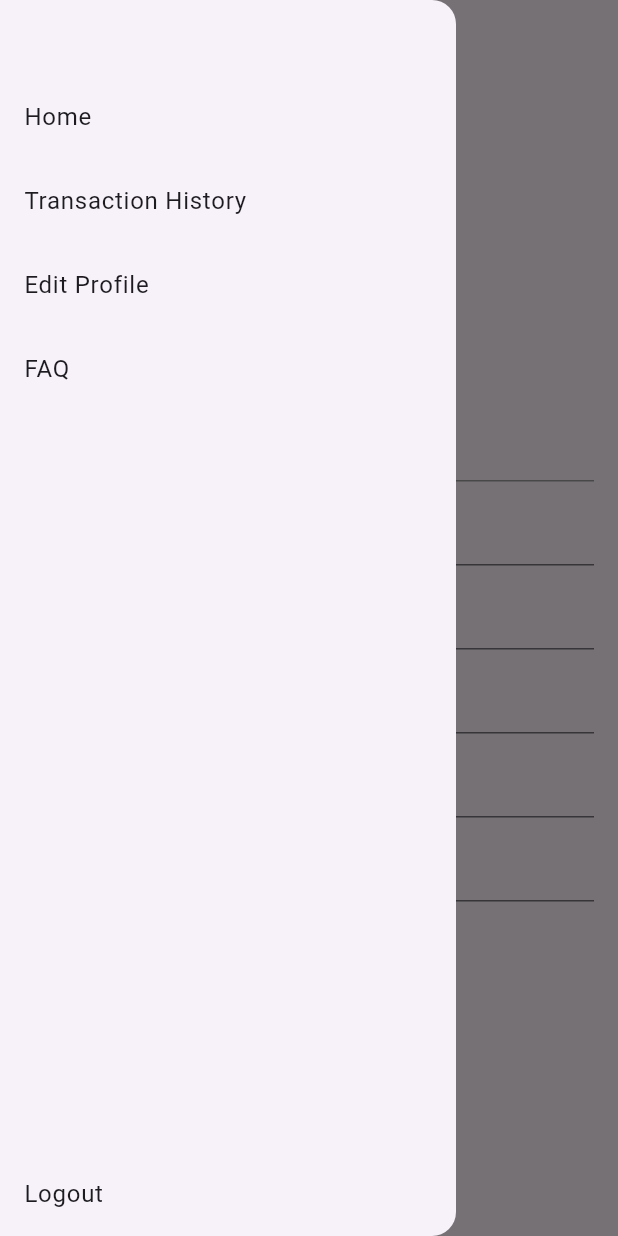
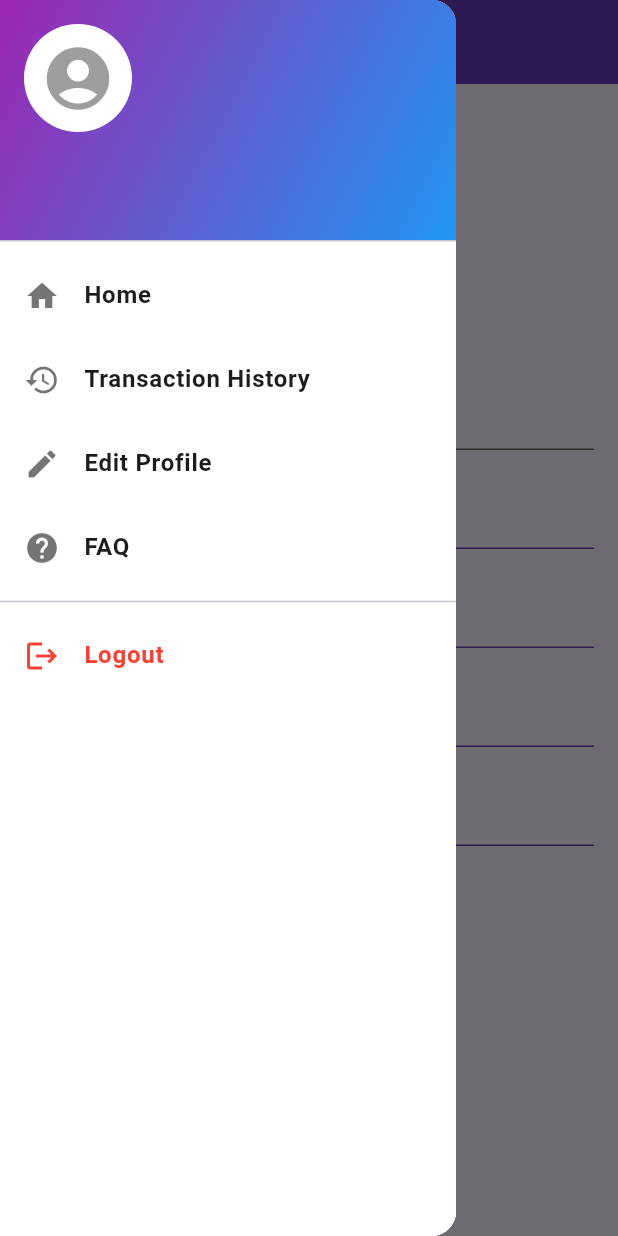
Before and after one commit to najwanstudent/Scan2PayTest, a Flutter app: the EditProfile screen opened by its route, with the side drawer open, on a phone screen of 412 x 824 dp. Run offline on Flutter 3.47's test engine with Material 3 defaults, Android fonts, the light colour scheme and no system bars; our stand-ins replace cloud_firestore, firebase_core, open_file, page_view_dot_indicator, qr_flutter; missing offline and left inert: qr_code_scanner; accounts and stored records are empty.

Commit message:
done with ui

```diff
--- a/lib/TransactionHistory.dart
+++ b/lib/TransactionHistory.dart
@@ -10,6 +10,7 @@ class TransactionHistoryScreen extends StatelessWidget {
     return Scaffold(
       appBar: AppBar(
         title: const Text('Transaction History'),
+        backgroundColor: Colors.purple[300], // Light purple app bar background
       ),
       drawer: AppDrawer(userUid: UserUidSingleton().userUid),
       body: StreamBuilder<QuerySnapshot>(
@@ -39,20 +40,26 @@ class TransactionHistoryScreen extends StatelessWidget {
               final formattedTimestamp = DateFormat('yyyy-MM-dd HH:mm').format(timestamp); // Format the timestamp
 
               return Card(
+                elevation: 4,
                 margin: EdgeInsets.symmetric(vertical: 8.0, horizontal: 16.0),
+                color: Colors.grey[200], // Light grey card background
                 child: ListTile(
                   title: Text(
                     'Transaction ID: ${transaction.id}',
-                    style: TextStyle(fontSize: 14), // Reduced font size
+                    style: TextStyle(fontSize: 14, color: Colors.purple[800]), // Purple text color
                   ),
                   subtitle: Column(
                     crossAxisAlignment: CrossAxisAlignment.start,
                     children: [
                       Text(
                         'Amount: \$$amount',
-                        style: TextStyle(fontWeight: FontWeight.bold, color: Colors.red), // Highlight amount
+                        style: TextStyle(fontWeight: FontWeight.bold, color: Colors.purple), // Purple amount color
                       ),
-                      Text('Date/Time: $formattedTimestamp'),
+                      SizedBox(height: 4),
+                      Text(
+                        'Date/Time: $formattedTimestamp',
+                        style: TextStyle(color: Colors.grey[600]), // Grey timestamp color
+                      ),
                     ],
                   ),
                 ),
--- a/lib/drawer.dart
+++ b/lib/drawer.dart
@@ -1,64 +1,106 @@
 import 'package:flutter/material.dart';
 import 'package:scan2pay/login.dart';
+import 'UserUidSingleton.dart'; // Import the UserUidSingleton class
 
 class AppDrawer extends StatelessWidget {
-  final String userUid; // Add userUid to the AppDrawer
+  final String userUid; // User UID to identify the user
 
-  const AppDrawer({Key? key, required this.userUid}) : super(key: key); // Modify constructor
+  const AppDrawer({Key? key, required this.userUid}) : super(key: key);
 
   @override
   Widget build(BuildContext context) {
+    String? userName = UserUidSingleton().userUid; // Get the username from the singleton
+
     return Drawer(
-      child: Padding(
-        padding: const EdgeInsets.only(top: 50.0), // Add padding to lower the items
-        child: Column(
-          mainAxisAlignment: MainAxisAlignment.start,
-          children: [
-            ListTile(
-              title: const Text('Home'),
-              onTap: () {
-                Navigator.pop(context); // Close the drawer
-                Navigator.pushNamedAndRemoveUntil(
-                  context,
-                  '/home-screen',
-                  (route) => false,
-                  arguments: userUid, // Pass userUid as an argument
-                );
-              },
+      child: Container(
+        color: Colors.white, // Change background color to white
+        child: ListView(
+          padding: EdgeInsets.zero,
+          children: <Widget>[
+            UserAccountsDrawerHeader(
+              accountName: Text(
+                userName ?? 'User',
+                style: TextStyle(
+                  fontWeight: FontWeight.bold,
+                  fontSize: 18.0,
+                ),
+              ),
+              accountEmail: null,
+              currentAccountPicture: CircleAvatar(
+                backgroundColor: Colors.white,
+                child: Icon(
+                  Icons.account_circle,
+                  size: 50.0,
+                  color: Colors.grey,
+                ),
+              ),
+              decoration: BoxDecoration(
+                gradient: LinearGradient(
+                  colors: [Colors.purple, Colors.blue],
+                  begin: Alignment.topLeft,
+                  end: Alignment.bottomRight,
+                ),
+              ),
             ),
-            ListTile(
-              title: const Text('Transaction History'),
-              onTap: () {
-                Navigator.pop(context);
-                Navigator.pushNamed(context, '/transaction-history');
-              },
-            ),
-            ListTile(
-              title: const Text('Edit Profile'),
-              onTap: () {
-                Navigator.pop(context);
-                Navigator.pushNamed(context, '/edit-profile');
-              },
-            ),
-            ListTile(
-              title: const Text('FAQ'),
-              onTap: () {
-                Navigator.pop(context);
-                Navigator.pushNamed(context, '/faq', arguments: userUid);
-              },
-            ),
-            const Spacer(), // Keeps the Logout button at the bottom
-            ListTile(
-              title: const Text('Logout'),
-              onTap: () {
-                Navigator.pop(context);
-                Navigator.pushReplacement(context,
-                    MaterialPageRoute(builder: (context) => const LoginPage()));
-              },
-            ),
+            buildDrawerItem(context, 'Home', '/home-screen', Icons.home),
+            buildDrawerItem(context, 'Transaction History', '/transaction-history', Icons.history),
+            buildDrawerItem(context, 'Edit Profile', '/edit-profile', Icons.edit),
+            buildDrawerItem(context, 'FAQ', '/faq', Icons.help),
+            const Divider(), // Divider for visual separation
+            buildDrawerLogout(context, 'Logout', '/login', Icons.logout),
           ],
         ),
       ),
     );
   }
+
+  Widget buildDrawerItem(BuildContext context, String title, String route, IconData icon) {
+    return ListTile(
+      leading: Icon(icon, color: Colors.black54),
+      title: Text(
+        title,
+        style: TextStyle(
+          fontSize: 16.0,
+          fontWeight: FontWeight.bold,
+        ),
+      ),
+      onTap: () {
+        Navigator.pop(context); // Close the drawer
+        if (route == '/login') {
+          Navigator.pushReplacement(
+            context,
+            MaterialPageRoute(builder: (context) => const LoginPage()),
+          );
+        } else {
+          Navigator.pushNamedAndRemoveUntil(
+            context,
+            route,
+            (route) => false,
+            arguments: userUid, // Pass userUid as an argument if needed
+          );
+        }
+      },
+    );
+  }
+
+  Widget buildDrawerLogout(BuildContext context, String title, String route, IconData icon) {
+    return ListTile(
+      leading: Icon(icon, color: Colors.red),
+      title: Text(
+        title,
+        style: TextStyle(
+          fontSize: 16.0,
+          fontWeight: FontWeight.bold,
+          color: Colors.red, // Logout text color
+        ),
+      ),
+      onTap: () {
+        Navigator.pop(context); // Close the drawer
+        Navigator.pushReplacement(
+          context,
+          MaterialPageRoute(builder: (context) => const LoginPage()),
+        );
+      },
+    );
+  }
 }
--- a/lib/editProfile.dart
+++ b/lib/editProfile.dart
@@ -147,61 +147,100 @@ class _EditProfileState extends State<EditProfile> {
     return Scaffold(
       appBar: AppBar(
         title: const Text('Edit Profile'),
+        backgroundColor: Colors.deepPurple,
       ),
       drawer: AppDrawer(userUid: userUid!), // Pass userUid to AppDrawer
-      body: Center(
+      body: Container(
+        color: Colors.deepPurple.shade50,
+        child: Center(
           child: Padding(
             padding: const EdgeInsets.all(16.0),
             child: Column(
               mainAxisAlignment: MainAxisAlignment.center,
               children: [
                 const Text(
-                'Edit Profile Page',
-                style: TextStyle(fontSize: 24),
+                  'Profile Page',
+                  style: TextStyle(fontSize: 24, color: Colors.deepPurple),
                 ),
                 const SizedBox(height: 20),
                 TextFormField(
                   controller: _icNumberController,
                   decoration: InputDecoration(
                     labelText: 'IC Number',
-                  labelStyle: const TextStyle(color: Colors.grey),
-                  enabledBorder: const UnderlineInputBorder(
-                    borderSide: BorderSide(color: Colors.grey),
+                    labelStyle: TextStyle(color: Colors.grey.shade700),
+                    enabledBorder: UnderlineInputBorder(
+                      borderSide: BorderSide(color: Colors.grey.shade700),
                     ),
                   ),
                   readOnly: true,
                 ),
+                const SizedBox(height: 10),
                 TextFormField(
                   controller: _firstNameController,
-                decoration: const InputDecoration(labelText: 'First Name'),
+                  decoration: InputDecoration(
+                    labelText: 'First Name',
+                    labelStyle: TextStyle(color: Colors.deepPurple),
+                    enabledBorder: UnderlineInputBorder(
+                      borderSide: BorderSide(color: Colors.deepPurple),
+                    ),
+                  ),
                   readOnly: !_isEditing,
                 ),
+                const SizedBox(height: 10),
                 TextFormField(
                   controller: _lastNameController,
-                decoration: const InputDecoration(labelText: 'Last Name'),
+                  decoration: InputDecoration(
+                    labelText: 'Last Name',
+                    labelStyle: TextStyle(color: Colors.deepPurple),
+                    enabledBorder: UnderlineInputBorder(
+                      borderSide: BorderSide(color: Colors.deepPurple),
+                    ),
+                  ),
                   readOnly: !_isEditing,
                 ),
+                const SizedBox(height: 10),
                 TextFormField(
                   controller: _phoneNumberController,
                   decoration: InputDecoration(
                     labelText: 'Phone Number',
                     hintText: _phoneNumberController.text.isEmpty ? 'Optional' : '',
+                    labelStyle: TextStyle(color: Colors.deepPurple),
+                    enabledBorder: UnderlineInputBorder(
+                      borderSide: BorderSide(color: Colors.deepPurple),
+                    ),
                   ),
                   readOnly: !_isEditing,
                 ),
+                const SizedBox(height: 10),
                 TextFormField(
                   controller: _emailController,
                   decoration: InputDecoration(
                     labelText: 'E-mail',
                     hintText: _emailController.text.isEmpty ? 'Optional' : '',
+                    labelStyle: TextStyle(color: Colors.deepPurple),
+                    enabledBorder: UnderlineInputBorder(
+                      borderSide: BorderSide(color: Colors.deepPurple),
+                    ),
                   ),
                   readOnly: !_isEditing,
                 ),
-              TextFormField(
-                initialValue: '*',
-                decoration: const InputDecoration(labelText: 'Password'),
-                readOnly: true,
-                onTap: () {
+                const SizedBox(height: 20),
+                ElevatedButton(
+                  onPressed: _isEditing
+                      ? _confirmChanges
+                      : () {
+                          setState(() {
+                            _isEditing = true;
+                          });
+                        },
+                  child: Text(
+                    _isEditing ? 'Save' : 'Edit',
+                    style: TextStyle(color: Colors.black),
+                  ),
+                ),
+                const SizedBox(height: 10),
+                ElevatedButton(
+                  onPressed: () {
                     showDialog(
                       context: context,
                       builder: (context) {
@@ -245,19 +284,13 @@ class _EditProfileState extends State<EditProfile> {
                       },
                     );
                   },
+                  child: Text(
+                    'Change Password',
+                    style: TextStyle(color: Colors.black),
                   ),
-              const SizedBox(height: 20),
-              ElevatedButton(
-                onPressed: _isEditing
-                    ? _confirmChanges
-                    : () {
-                        setState(() {
-                          _isEditing = true;
-                        });
-                      },
-                child: Text(_isEditing ? 'Save' : 'Edit'),
                 ),
               ],
+            ),
           ),
         ),
       ),
--- a/lib/faq.dart
+++ b/lib/faq.dart
@@ -46,6 +46,7 @@ class _FAQState extends State<FAQ> {
     return Scaffold(
       appBar: AppBar(
         title: Text('FAQ'),
+        backgroundColor: Colors.purple[300], // Light purple background for app bar
       ),
       drawer: AppDrawer(userUid: userUid), // Pass userUid to AppDrawer
       body: FutureBuilder<List<DocumentSnapshot>>(
@@ -72,6 +73,8 @@ class _FAQState extends State<FAQ> {
                       hintText: 'Enter a question',
                       prefixIcon: Icon(Icons.search),
                       border: OutlineInputBorder(),
+                      fillColor: Colors.purple[50], // Light purple background for input box
+                      filled: true,
                     ),
                   ),
                 ),
```
Lines whose indentation alone changed are shown as unchanged.
